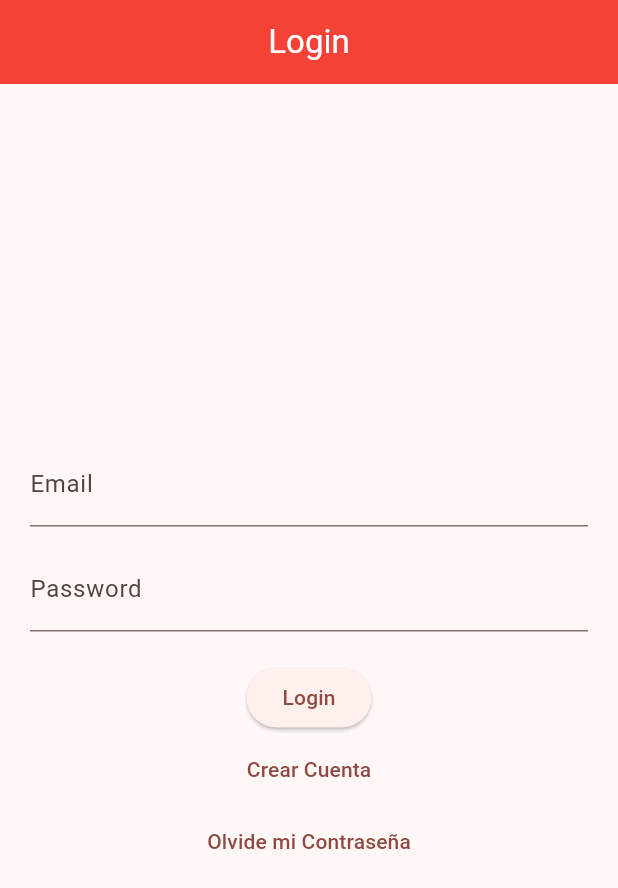
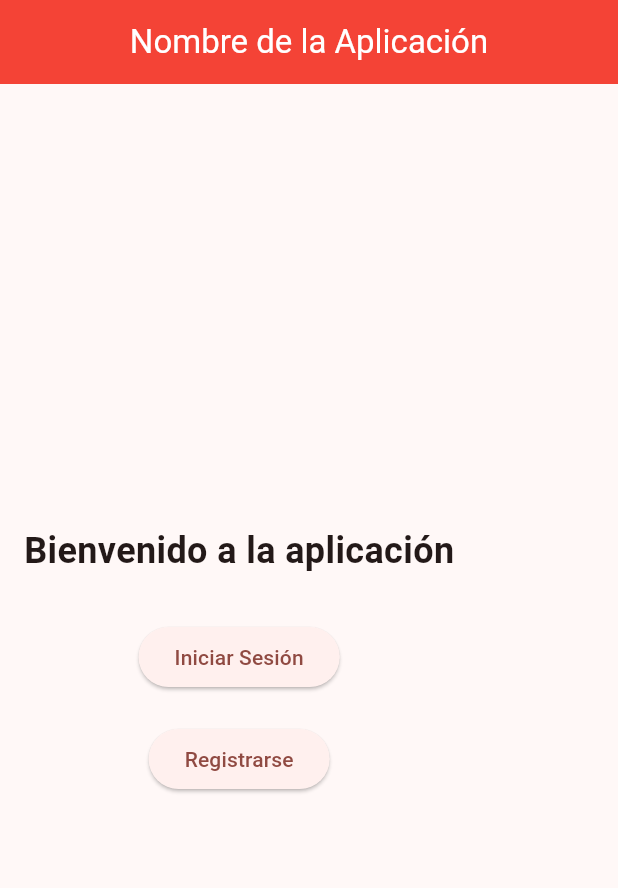
Before and after one commit to notaregularrick/FrontKahoot2025, a Flutter app: the screen it shows after launch, on a phone screen of 412 x 824 dp. Shown: the top 888 px of the screen. Run offline on Flutter 3.47's test engine with Material 3 defaults, Android fonts, the phone set to English and light mode, and no system bars; our stand-ins replace dio, flutter_riverpod, flutter_secure_storage, go_router; accounts and stored records are empty.

Commit message:
Mock hasta EditarPerfil y Cambiar Contraseña (sin probar)

```diff
--- /dev/null
+++ b/lib/core/navigation/inicio.dart
@@ -0,0 +1,46 @@
+import 'package:flutter/material.dart';
+import 'package:go_router/go_router.dart';
+
+class TitlePage extends StatelessWidget {
+  const TitlePage({super.key});
+
+  @override
+  Widget build(BuildContext context) {
+    return Scaffold(
+      appBar: AppBar(
+        title: const Text('Nombre de la Aplicación'),  // Título de la aplicación
+      ),
+      body: Padding(
+        padding: const EdgeInsets.all(16.0),
+        child: Column(
+          mainAxisAlignment: MainAxisAlignment.center,
+          children: [
+            // Título de la página
+            const Text(
+              'Bienvenido a la aplicación',
+              style: TextStyle(fontSize: 24, fontWeight: FontWeight.bold),
+            ),
+            const SizedBox(height: 30),
+
+            // Botón para Iniciar Sesión
+            ElevatedButton(
+              onPressed: () {
+                context.push('/login');  // Navega a la pantalla de login
+              },
+              child: const Text('Iniciar Sesión'),
+            ),
+            const SizedBox(height: 20),
+
+            // Botón para Registrarse
+            ElevatedButton(
+              onPressed: () {
+                context.push('/register');  // Navega a la pantalla de registro
+              },
+              child: const Text('Registrarse'),
+            ),
+          ],
+        ),
+      ),
+    );
+  }
+}
--- a/lib/core/navigation/router.dart
+++ b/lib/core/navigation/router.dart
@@ -1,7 +1,9 @@
 
 import 'package:flutter/material.dart';
 import 'package:flutter_riverpod/flutter_riverpod.dart';
+import 'package:frontkahoot2526/core/navigation/home_page.dart';
 import 'package:frontkahoot2526/core/navigation/navbar.dart';
+import 'package:frontkahoot2526/features/auth/presentation/pages/edit_profile_page.dart';
 //import 'package:frontkahoot2526/features/presentation/screens/library_screen.dart';
 import 'package:frontkahoot2526/features/auth/presentation/pages/login_page.dart';
 import 'package:frontkahoot2526/features/auth/presentation/pages/password_change_page.dart';
@@ -12,35 +14,40 @@ import 'package:frontkahoot2526/features/auth/presentation/pages/register_page.d
 import 'package:go_router/go_router.dart';
 
 import '../../features/auth/presentation/providers/auth_providers.dart';
+import 'inicio.dart';
 
 final appRouterProvider = Provider<GoRouter>((ref) {
   final authState = ref.watch(authNotifierProvider);
 
   return GoRouter(
-    initialLocation: '/login', // Ruta inicial mientras no haya redirección
+    initialLocation: '/inicio', // Ruta inicial mientras no haya redirección
     redirect: (BuildContext context, GoRouterState state) {
+      print("/nTOKEN ACTUAL: ${ref.read(authNotifierProvider).token}/n");
       final isLoggedIn = authState.token != null;
       final currentLocation = state.uri.toString();
       final isLoginRoute = currentLocation == '/login';
       final isRegisterRoute = currentLocation == '/register'; // Añadido
       final isPassResetRoute = currentLocation == '/passreset';
       final isPassConfirmRoute = currentLocation == '/passconfirm';
+      final isTitleRoute = currentLocation == '/inicio';
 
       // Si no está logueado y está intentando acceder a rutas protegidas, redirige a login
-      if (!isLoggedIn && !isLoginRoute && !isRegisterRoute && !isPassResetRoute && !isPassConfirmRoute) {
-        return '/login';
+      if (!isLoggedIn && !isLoginRoute && !isRegisterRoute && !isPassResetRoute && !isPassConfirmRoute && !isTitleRoute) {
+        return '/inicio';
       }
+
+      if (isLoggedIn && isTitleRoute) return '/home';
 
       // Si está logueado y entra en /login, redirige a home
       if (isLoggedIn && isLoginRoute) {
-        return '/profile';
+        return '/home';
       }
 
-      if (isLoggedIn && isRegisterRoute) return '/profile';
+      if (isLoggedIn && isRegisterRoute) return '/home';
 
-      if (isLoggedIn && isPassResetRoute) return '/profile';
+      if (isLoggedIn && isPassResetRoute) return '/home';
 
-      if(isLoggedIn && isPassConfirmRoute) return '/profile';
+      if(isLoggedIn && isPassConfirmRoute) return '/home';
 
       // Si nada de lo anterior, deja el flujo continuar normalmente
       return null;
@@ -62,6 +69,10 @@ final appRouterProvider = Provider<GoRouter>((ref) {
                   body: Center(child: Text("HOME - Punto de partida")),
                 ),
               ),
+              GoRoute(
+                path: '/profile',
+                builder: (context, state) => const ProfilePage(),
+              ),
             ],
           ),
           StatefulShellBranch(
@@ -77,16 +88,16 @@ final appRouterProvider = Provider<GoRouter>((ref) {
         ],
       ),
       GoRoute(
+        path: '/inicio',
+        builder: (context, state) => const TitlePage(),
+      ),
+      GoRoute(
         path: '/login',
         builder: (context, state) => const LoginPage(),
       ),
       GoRoute(
         path: '/register',
         builder: (context, state) => const RegisterPage(),
-      ),
-      GoRoute(
-        path: '/profile',
-        builder: (context, state) => const ProfilePage(),
       ),
       GoRoute(
         path: '/passreset',
@@ -100,6 +111,9 @@ final appRouterProvider = Provider<GoRouter>((ref) {
         path: '/passconfirm',
         builder: (context, state) => const PasswordResetConfirmPage(),
       ),
+      GoRoute(path: '/edit-profile',
+      builder: (context, state) => const EditProfilePage(),
+      )
     ],
   );
 });
--- a/lib/core/providers/secure_storage_provider.dart
+++ b/lib/core/providers/secure_storage_provider.dart
@@ -2,5 +2,5 @@ import 'package:flutter_riverpod/flutter_riverpod.dart';
 import '../../../core/services/secure_storage_service.dart';
 
 final secureStorageProvider = Provider<SecureStorageService>((ref) {
-  return SecureStorageService();
+  return SecureStorageService.instance;
 });
--- a/lib/core/services/secure_storage_service.dart
+++ b/lib/core/services/secure_storage_service.dart
@@ -2,6 +2,10 @@ import 'package:flutter_secure_storage/flutter_secure_storage.dart';
 
 class SecureStorageService {
   final _storage = const FlutterSecureStorage();
+  SecureStorageService._internal();
+
+  static final SecureStorageService instance =
+      SecureStorageService._internal();
 
   Future<void> saveToken(String? token) async {
     if(token!=null) await _storage.write(key: 'auth_token', value: token);
--- a/lib/features/auth/presentation/pages/profile_page.dart
+++ b/lib/features/auth/presentation/pages/profile_page.dart
@@ -66,6 +66,12 @@ class _ProfilePageState extends ConsumerState<ProfilePage> {
                   },
                   child: const Text('Editar Perfil'),
                 ),
+                ElevatedButton(
+                  onPressed: () {
+                    context.go('/passchange'); // O redirigir a otra página si es necesario
+                  },
+                  child: const Text('Cambiar Contraseña'),
+                ),
               ],
             ),
           );
--- a/lib/features/auth/presentation/providers/auth_providers.dart
+++ b/lib/features/auth/presentation/providers/auth_providers.dart
@@ -22,7 +22,7 @@ final authDatasourceProvider = Provider((ref) {
 
 // Repository Provider
 final authRepositoryProvider = Provider<AuthRepository>((ref) {
-  final datasource = ref.watch(authDatasourceProvider);
+  final datasource = ref.read(authDatasourceProvider);
   final apiService = ref.read(apiServiceProvider);
   final storage = ref.read(secureStorageProvider);
 
```
Also changed, not shown: lib/core/navigation/navbar.dart (+30 -3 lines), lib/features/auth/infraestructure/datasource/profile_datasource.dart (+22 -0 lines), lib/features/auth/infraestructure/repositories/auth_repository_impl.dart (+57 -0 lines), lib/features/auth/infraestructure/repositories/profile_repository_impl.dart (+24 -0 lines), lib/features/auth/presentation/controllers/profile_notifier.dart (+26 -2 lines), lib/features/auth/presentation/pages/edit_profile_page.dart (added, +77 -0 lines).
